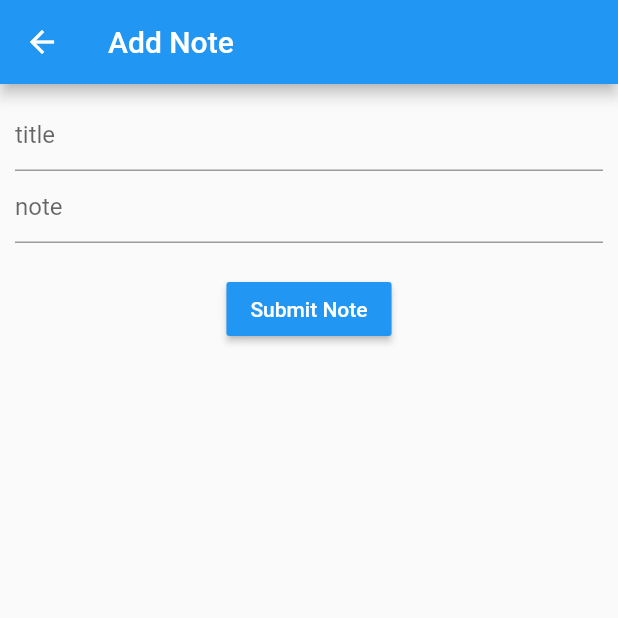
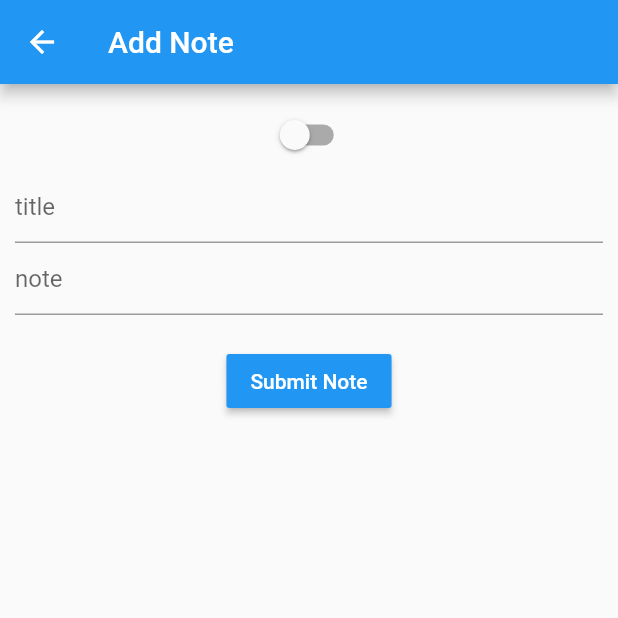
Before and after one commit to bishoyabdmariam/NotesAndTodoApp, a Flutter app: the AddNotes screen opened directly, after a tap on "Submit Note", after a tap on the "add" icon, on a phone screen of 412 x 824 dp, the top half of it. Run offline on Flutter 3.47's test engine with Material 2 defaults, Android fonts, the phone set to English and light mode, and no system bars; our stand-ins replace shared_preferences, sqflite; accounts and stored records are empty.

```diff
--- a/lib/addNotes.dart
+++ b/lib/addNotes.dart
@@ -14,6 +14,7 @@ class _AddNotesState extends State<AddNotes> {
   GlobalKey<FormState> formstate = GlobalKey();
   TextEditingController note = TextEditingController();
   TextEditingController title = TextEditingController();
+  bool isDone = false;
 
   @override
   void dispose() {
@@ -37,6 +38,14 @@ class _AddNotesState extends State<AddNotes> {
                 key: formstate,
                 child: Column(
                   children: [
+                    Switch(
+                      value: isDone,
+                      onChanged: (value) {
+                        setState(() {
+                          isDone = value;
+                        });
+                      },
+                    ),
                     TextFormField(
                       controller: title,
                       decoration: InputDecoration(hintText: "title"),
@@ -51,7 +60,7 @@ class _AddNotesState extends State<AddNotes> {
                     MaterialButton(
                       onPressed: () async {
                         await sqlDb.insertData(
-                            "INSERT INTO 'notes' ('title' , 'note') VALUES ('${title.text}' , '${note.text}')");
+                            "INSERT INTO 'notes' ('title' , 'note' , 'isDone' ) VALUES ('${title.text}' , '${note.text}' , $isDone )");
                         Navigator.of(context).pushReplacement(
                             MaterialPageRoute(builder: (context) => Home()));
                       },
--- a/lib/home.dart
+++ b/lib/home.dart
@@ -34,10 +34,10 @@ class _HomeState extends State<Home> {
           ],*/
         ),
         floatingActionButton: FloatingActionButton(
-          child: Icon(Icons.add),
+          child: const Icon(Icons.add),
           onPressed: () {
             Navigator.of(context).pushReplacement(
-                MaterialPageRoute(builder: (context) => AddNotes()));
+                MaterialPageRoute(builder: (context) => const AddNotes()));
           },
         ),
         body: Column(
@@ -63,13 +63,18 @@ class _HomeState extends State<Home> {
                               );
                             }
                             return ListView.builder(
-                              itemCount: snapshot.data!.length,
-                              physics: NeverScrollableScrollPhysics(),
+                              itemCount: snapshot.data != null
+                                  ? snapshot.data!.length
+                                  : 0,
+                              physics: const NeverScrollableScrollPhysics(),
                               shrinkWrap: true,
                               itemBuilder: (context, index) {
                                 var id = snapshot.data![index]["id"];
                                 var title = snapshot.data![index]["title"];
                                 var note = snapshot.data![index]["note"];
+                                var isdone = snapshot.data![index]["isDone"];
+                                bool isDone = isdone == 0 ? false : true;
+
                                 return InkWell(
                                   onTap: () {
                                     Navigator.of(context)
@@ -78,13 +83,14 @@ class _HomeState extends State<Home> {
                                                   id: id,
                                                   title: title,
                                                   note: note,
+                                                  isDone: isDone,
                                                 )));
                                   },
                                   child: Dismissible(
                                     key: UniqueKey(),
                                     background: Container(
                                       color: Colors.red,
-                                      child: Icon(Icons.delete,
+                                      child: const Icon(Icons.delete,
                                           color: Colors.white),
                                     ),
                                     onDismissed: (direction) async {
@@ -99,7 +105,7 @@ class _HomeState extends State<Home> {
                                       setState(() {});
                                       ScaffoldMessenger.of(context)
                                           .showSnackBar(SnackBar(
-                                        content: Text('Item dismissed'),
+                                        content: const Text('Item dismissed'),
                                         action: SnackBarAction(
                                           label: 'Undo',
                                           onPressed: () async {
@@ -112,6 +118,14 @@ class _HomeState extends State<Home> {
                                       ));
                                     },
                                     child: ListTile(
+                                      leading: Checkbox(
+                                        value: isDone,
+                                        onChanged: (value) {
+                                          setState(() {
+                                            isDone = !isDone;
+                                          });
+                                        },
+                                      ),
                                       subtitle: Text(
                                         snapshot.data![index]["note"]
                                             .toString(),
--- a/pubspec.yaml
+++ b/pubspec.yaml
@@ -37,6 +37,7 @@ dependencies:
   cupertino_icons: ^1.0.2
   sqflite: ^2.3.0
   shared_preferences: ^2.2.1
+  build_runner: ^2.3.1
 
 dev_dependencies:
   flutter_test:
```
Also changed, not shown: lib/editNote.dart (+7 -2 lines), lib/sqldb.dart (+11 -3 lines), pubspec.lock.
